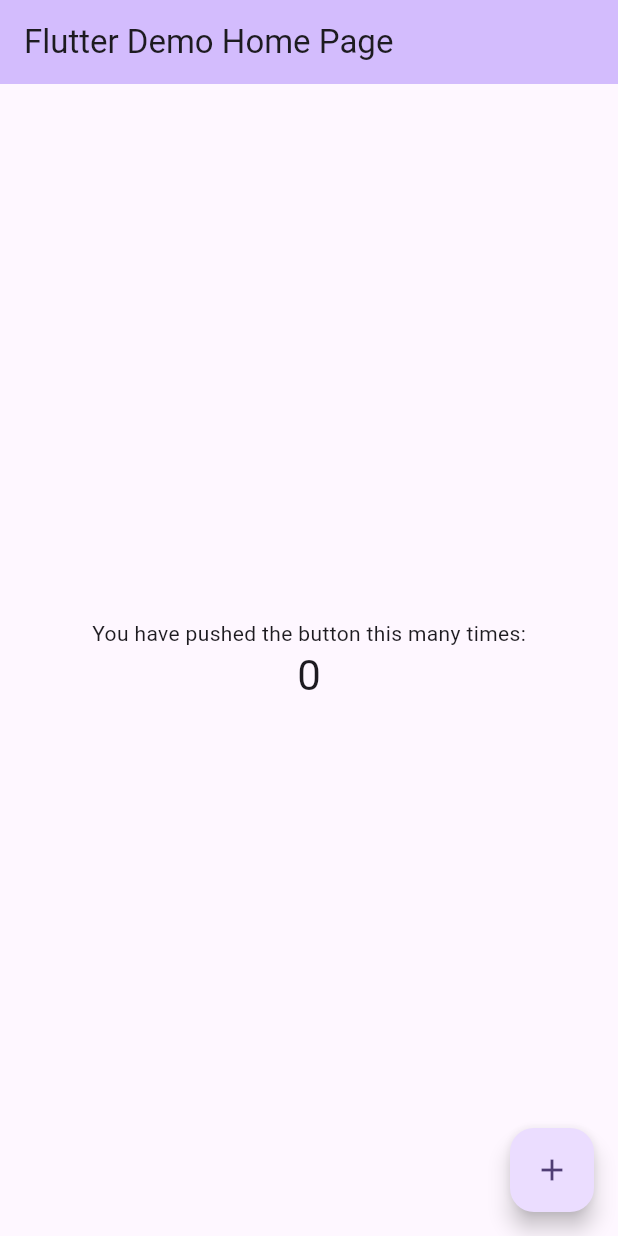
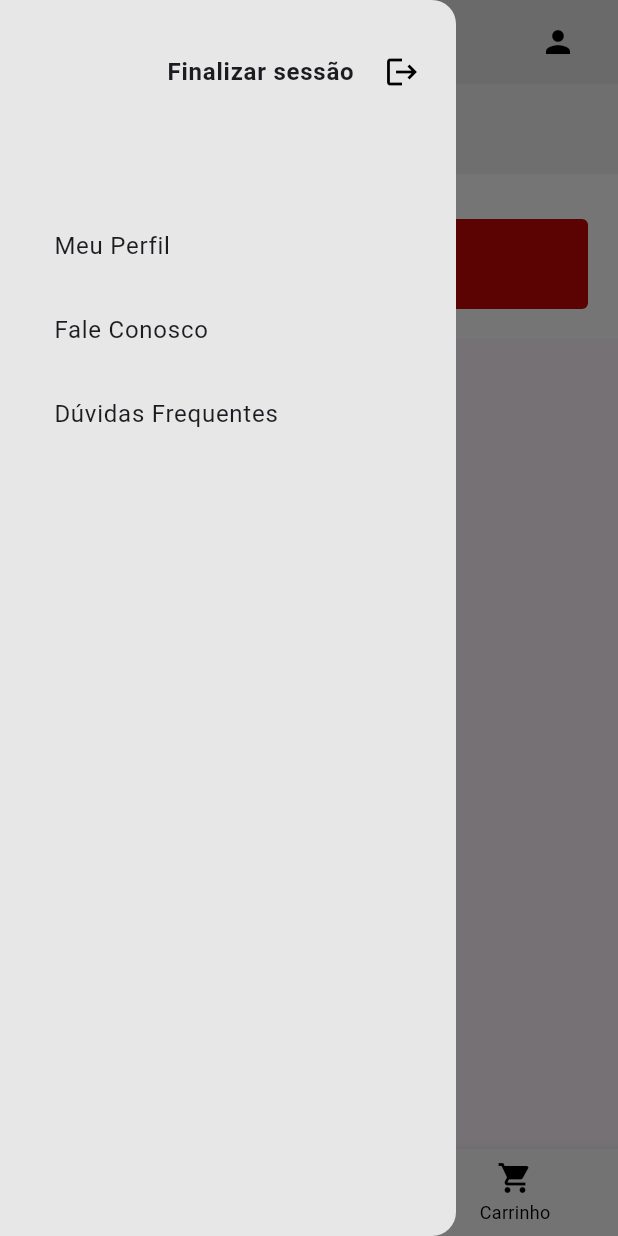
Before and after one commit to WesleyRodrigues55/app-delivery-ponto-do-pastel, a Flutter app: the screen it shows after launch, with the side drawer open (before the commit the screen has no drawer), on a phone screen of 412 x 824 dp. Run offline on Flutter 3.47's test engine with Material 3 defaults, Android fonts, the phone set to English and light mode, and no system bars.

Commit message:
feat: create template app and component button

```diff
--- /dev/null
+++ b/lib/components/PrimaryButton.dart
@@ -0,0 +1,73 @@
+import 'package:flutter/material.dart';
+
+class PrimaryButton extends StatelessWidget {
+  PrimaryButton({
+    super.key,
+    required this.title,
+    required this.extraLarge,
+    this.bgButton,
+    this.textColor,
+  });
+
+  final String title;
+  final int extraLarge;   // 1 = width 100% / 0 = % of content
+  Color? bgButton;
+  Color? textColor;
+
+  @override
+  Widget build(BuildContext context) {
+    return extraLarge == 1 ? Column(
+      children: [
+        SizedBox(height: 10),
+        Row(
+          children: [
+            Expanded (
+              child: TextButton(
+                onPressed: (){},
+                style: ButtonStyle(
+                  padding: const MaterialStatePropertyAll(EdgeInsets.symmetric(vertical: 20, horizontal: 40)),
+                  backgroundColor: MaterialStatePropertyAll(bgButton ?? const Color.fromARGB(255, 198, 6, 6)),
+                  shape: MaterialStateProperty.all<RoundedRectangleBorder>(
+                    RoundedRectangleBorder(
+                      borderRadius: BorderRadius.circular(4), // Define o raio da borda
+                      // Pode ajustar o raio conforme necessário
+                    ),
+                  ),
+                ),
+                child: Text(
+                  title,
+                  style: TextStyle(
+                    color: textColor ?? Colors.white
+                  ),
+                ),
+              ),
+            ),
+          ],
+        ),
+      ],
+    ) : Column(
+      children: [
+        SizedBox(height: 10),
+        TextButton(
+                onPressed: (){},
+                style: ButtonStyle(
+                  padding: const MaterialStatePropertyAll(EdgeInsets.symmetric(vertical: 20, horizontal: 40)),
+                  backgroundColor: MaterialStatePropertyAll(bgButton ?? const Color.fromARGB(255, 198, 6, 6)),
+                  shape: MaterialStateProperty.all<RoundedRectangleBorder>(
+                    RoundedRectangleBorder(
+                      borderRadius: BorderRadius.circular(4), // Define o raio da borda
+                      // Pode ajustar o raio conforme necessário
+                    ),
+                  ),
+                ),
+                child: Text(
+                  title,
+                  style: TextStyle(
+                    color: textColor ?? Colors.white
+                  ),
+                ),
+              ),
+      ],
+    );
+  }
+}
--- a/lib/main.dart
+++ b/lib/main.dart
@@ -1,3 +1,4 @@
+import 'package:app_delivery_ponto_do_pastel/components/PrimaryButton.dart';
 import 'package:flutter/material.dart';
 
 void main() {
@@ -7,46 +8,21 @@ void main() {
 class MyApp extends StatelessWidget {
   const MyApp({super.key});
 
-  // This widget is the root of your application.
   @override
   Widget build(BuildContext context) {
     return MaterialApp(
-      title: 'Flutter Demo',
+      title: 'Ponto do pastel',
       theme: ThemeData(
-        // This is the theme of your application.
-        //
-        // TRY THIS: Try running your application with "flutter run". You'll see
-        // the application has a purple toolbar. Then, without quitting the app,
-        // try changing the seedColor in the colorScheme below to Colors.green
-        // and then invoke "hot reload" (save your changes or press the "hot
-        // reload" button in a Flutter-supported IDE, or press "r" if you used
-        // the command line to start the app).
-        //
-        // Notice that the counter didn't reset back to zero; the application
-        // state is not lost during the reload. To reset the state, use hot
-        // restart instead.
-        //
-        // This works for code too, not just values: Most code changes can be
-        // tested with just a hot reload.
-        colorScheme: ColorScheme.fromSeed(seedColor: Colors.deepPurple),
+        // colorScheme: ColorScheme.fromSeed(seedColor: const Color.fromARGB(255, 198, 6, 6)),
         useMaterial3: true,
       ),
-      home: const MyHomePage(title: 'Flutter Demo Home Page'),
+      home: const MyHomePage(title: 'LOGO'),
     );
   }
 }
 
 class MyHomePage extends StatefulWidget {
   const MyHomePage({super.key, required this.title});
-
-  // This widget is the home page of your application. It is stateful, meaning
-  // that it has a State object (defined below) that contains fields that affect
-  // how it looks.
-
-  // This class is the configuration for the state. It holds the values (in this
-  // case the title) provided by the parent (in this case the App widget) and
-  // used by the build method of the State. Fields in a Widget subclass are
-  // always marked "final".
 
   final String title;
 
@@ -55,71 +31,179 @@ class MyHomePage extends StatefulWidget {
 }
 
 class _MyHomePageState extends State<MyHomePage> {
-  int _counter = 0;
-
-  void _incrementCounter() {
-    setState(() {
-      // This call to setState tells the Flutter framework that something has
-      // changed in this State, which causes it to rerun the build method below
-      // so that the display can reflect the updated values. If we changed
-      // _counter without calling setState(), then the build method would not be
-      // called again, and so nothing would appear to happen.
-      _counter++;
-    });
-  }
+  int _currentIndex = 0;
+  String _selectedCategory  = "SALGADOS";
 
   @override
   Widget build(BuildContext context) {
-    // This method is rerun every time setState is called, for instance as done
-    // by the _incrementCounter method above.
-    //
-    // The Flutter framework has been optimized to make rerunning build methods
-    // fast, so that you can just rebuild anything that needs updating rather
-    // than having to individually change instances of widgets.
     return Scaffold(
       appBar: AppBar(
-        // TRY THIS: Try changing the color here to a specific color (to
-        // Colors.amber, perhaps?) and trigger a hot reload to see the AppBar
-        // change color while the other colors stay the same.
-        backgroundColor: Theme.of(context).colorScheme.inversePrimary,
-        // Here we take the value from the MyHomePage object that was created by
-        // the App.build method, and use it to set our appbar title.
-        title: Text(widget.title),
-      ),
-      body: Center(
-        // Center is a layout widget. It takes a single child and positions it
-        // in the middle of the parent.
-        child: Column(
-          // Column is also a layout widget. It takes a list of children and
-          // arranges them vertically. By default, it sizes itself to fit its
-          // children horizontally, and tries to be as tall as its parent.
-          //
-          // Column has various properties to control how it sizes itself and
-          // how it positions its children. Here we use mainAxisAlignment to
-          // center the children vertically; the main axis here is the vertical
-          // axis because Columns are vertical (the cross axis would be
-          // horizontal).
-          //
-          // TRY THIS: Invoke "debug painting" (choose the "Toggle Debug Paint"
-          // action in the IDE, or press "p" in the console), to see the
-          // wireframe for each widget.
-          mainAxisAlignment: MainAxisAlignment.center,
-          children: <Widget>[
-            const Text(
-              'You have pushed the button this many times:',
-            ),
-            Text(
-              '$_counter',
-              style: Theme.of(context).textTheme.headlineMedium,
+        backgroundColor: const Color.fromARGB(255, 231, 231, 231),
+        title: Row(
+          mainAxisAlignment: MainAxisAlignment.end,
+          children: [
+            IconButton(
+              onPressed: (){print('Clique profile navbar');},
+              icon: const Icon(Icons.person, color: Colors.black,),
             ),
           ],
         ),
       ),
-      floatingActionButton: FloatingActionButton(
-        onPressed: _incrementCounter,
-        tooltip: 'Increment',
-        child: const Icon(Icons.add),
-      ), // This trailing comma makes auto-formatting nicer for build methods.
+      body: SingleChildScrollView(
+        scrollDirection: Axis.vertical,
+        child: Container(
+          width: double.infinity,
+          color: const Color.fromARGB(255, 241, 241, 241),
+          child: Column(
+            children: [
+              SingleChildScrollView(
+                scrollDirection: Axis.horizontal,
+                child: Padding(
+                  padding: const EdgeInsets.all(20),
+                  child: Row(
+                    mainAxisAlignment: MainAxisAlignment.spaceBetween,
+                    children: [
+                      GestureDetector(
+                        onTap: () => {
+                          setState(() {
+                            _selectedCategory = "SALGADOS";
+                          })
+                        },
+                        child: Text(
+                          'SALGADOS',
+                          style: TextStyle(
+                            color: _selectedCategory == "SALGADOS" ? Color.fromARGB(255, 198, 6, 6) : Colors.black,
+
+                          ),
+                        ),
+                      ),
+                      SizedBox(width: 20,),
+                      GestureDetector(
+                        onTap: () => {
+                          setState(() {
+                            _selectedCategory = "DOCES";
+                          })
+                        },
+                        child: Text(
+                          'DOCES',
+                          style: TextStyle(
+                            color: _selectedCategory == "DOCES" ? Color.fromARGB(255, 198, 6, 6) : Colors.black,
+
+                          ),
+                        ),
+                      ),
+                      SizedBox(width: 20,),
+                      GestureDetector(
+                        onTap: () => {
+                          setState(() {
+                            _selectedCategory = "BEBIDAS";
+                          })
+                        },
+                        child: Text(
+                          'BEBIDAS',
+                          style: TextStyle(
+                            color: _selectedCategory == "BEBIDAS" ? Color.fromARGB(255, 198, 6, 6) : Colors.black,
+
+                          ),
+                        ),
+                      ),
+                      SizedBox(width: 20,),
+                    ],
+                  ),
+                ),
+              ),
+
+            Container(
+              padding: EdgeInsets.all(20),
+              width: double.infinity,
+              color: Color.fromARGB(255, 255, 255, 255),
+              child: Column(
+                children: [
+                  PrimaryButton(title: 'Login', extraLarge: 1),
+                ],
+              ),
+            ),
+            ],
+          ),
+        ),
+      ),
+      drawer: Drawer(
+        backgroundColor: const Color.fromARGB(255, 231, 231, 231),
+        child: Padding(
+          padding: const EdgeInsets.only(top: 20, right: 0, left: 20),
+          child: Column(
+            children: [
+              ListTile(
+                title: const Row(
+                  mainAxisAlignment: MainAxisAlignment.end,
+                  children: [
+                    Text(
+                      'Finalizar sessão',
+                      style: TextStyle(
+                        fontWeight: FontWeight.bold
+                      ),
+                    ),
+                    SizedBox(width: 20,),
+                    Icon(
+                      Icons.logout,
+                      color: Colors.black,
+                    )
+                  ],
+                ),
+                onTap: (){print('Finalizar sessão');},
+              ),
+              Container(
+                margin: EdgeInsets.only(top: 60),
+                width: double.infinity,
+                child: Column(
+                  crossAxisAlignment: CrossAxisAlignment.start,
+                  children: [
+                    ListTile(
+                      title: Text('Meu Perfil'),
+                      onTap: (){print('Meu Perfil');},
+                    ),
+                    ListTile(
+                      title: Text('Fale Conosco'),
+                      onTap: (){print('Fale Conosco');},
+                    ),
+                    ListTile(
+                      title: Text('Dúvidas Frequentes'),
+                      onTap: (){print('Dúvidas Frequentes');},
+                    ),
+                  ],
+                )
+              )
+
+            ],
+          ),
+        ),
+      ),
+      bottomNavigationBar: BottomNavigationBar(
+        currentIndex: _currentIndex,
+        onTap: (index) => {
+          setState(() {
+            _currentIndex = index;
+          })
+        },
+        backgroundColor: Color.fromARGB(255, 251, 251, 251),
+        unselectedItemColor: Colors.black,
+        items: const [
+          BottomNavigationBarItem(
+            icon: Icon(Icons.restaurant_menu),
+            label: 'Cardápio',
+          ),
+          BottomNavigationBarItem(
+
+            icon: Icon(Icons.summarize),
+            label: 'Pedidos',
+          ),
+          BottomNavigationBarItem(
+            backgroundColor: Colors.transparent,
+            icon: Icon(Icons.shopping_cart),
+            label: 'Carrinho',
+          ),
+        ],
+      ),
     );
   }
 }
```
